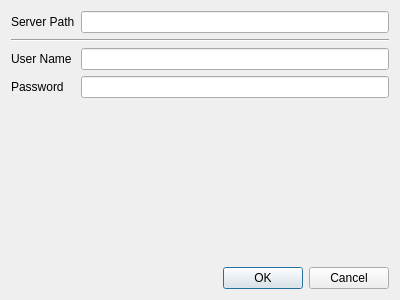
Old version of the form src/gui/Authenticate.ui in the repository grd/FreePDM.
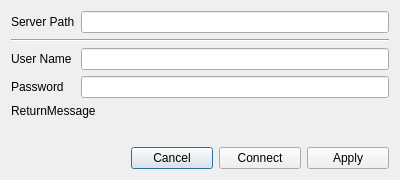
New version of the form.

Commit message: Update loading and empty / base  functions

The edit to the form file:
```diff
--- a/src/gui/Authenticate.ui
+++ b/src/gui/Authenticate.ui
@@ -2,19 +2,60 @@
 <ui version="4.0">
  <class>QDialogAuth</class>
  <widget class="QDialog" name="QDialogAuth">
+  <property name="windowModality">
+   <enum>Qt::ApplicationModal</enum>
+  </property>
+  <property name="enabled">
+   <bool>true</bool>
+  </property>
   <property name="geometry">
    <rect>
     <x>0</x>
     <y>0</y>
     <width>400</width>
-    <height>300</height>
+    <height>180</height>
    </rect>
   </property>
+  <property name="minimumSize">
+   <size>
+    <width>0</width>
+    <height>180</height>
+   </size>
+  </property>
   <property name="windowTitle">
    <string>Dialog</string>
   </property>
-  <layout class="QVBoxLayout" name="verticalLayout">
-   <item>
+  <property name="modal">
+   <bool>false</bool>
+  </property>
+  <layout class="QGridLayout" name="gridLayout">
+   <item row="1" column="1">
+    <widget class="QPushButton" name="buttonCancel">
+     <property name="minimumSize">
+      <size>
+       <width>82</width>
+       <height>0</height>
+      </size>
+     </property>
+     <property name="text">
+      <string>Cancel</string>
+     </property>
+    </widget>
+   </item>
+   <item row="1" column="0">
+    <spacer name="horizontalSpacer">
+     <property name="orientation">
+      <enum>Qt::Horizontal</enum>
+     </property>
+     <property name="sizeHint" stdset="0">
+      <size>
+       <width>40</width>
+       <height>20</height>
+      </size>
+     </property>
+    </spacer>
+   </item>
+   <item row="0" column="0" colspan="4">
     <layout class="QFormLayout" name="formLayout">
      <item row="0" column="0">
       <widget class="QLabel" name="labServerPath">
@@ -53,15 +94,38 @@
      <item row="3" column="1">
       <widget class="QLineEdit" name="lEditPassword"/>
      </item>
+     <item row="4" column="0" colspan="2">
+      <widget class="QLabel" name="labReturnMessage">
+       <property name="text">
+        <string>ReturnMessage</string>
+       </property>
+      </widget>
+     </item>
     </layout>
    </item>
-   <item>
-    <widget class="QDialogButtonBox" name="buttonBox">
-     <property name="orientation">
-      <enum>Qt::Horizontal</enum>
+   <item row="1" column="3">
+    <widget class="QPushButton" name="buttonApply">
+     <property name="minimumSize">
+      <size>
+       <width>82</width>
+       <height>0</height>
+      </size>
      </property>
-     <property name="standardButtons">
-      <set>QDialogButtonBox::Cancel|QDialogButtonBox::Ok</set>
+     <property name="text">
+      <string>Apply</string>
+     </property>
+    </widget>
+   </item>
+   <item row="1" column="2">
+    <widget class="QPushButton" name="buttonConnect">
+     <property name="minimumSize">
+      <size>
+       <width>82</width>
+       <height>0</height>
+      </size>
+     </property>
+     <property name="text">
+      <string>Connect</string>
      </property>
     </widget>
    </item>
```
Left out of the diff: 35 changed lines with no effect on the pictures. The commit also changes 1 other file.
